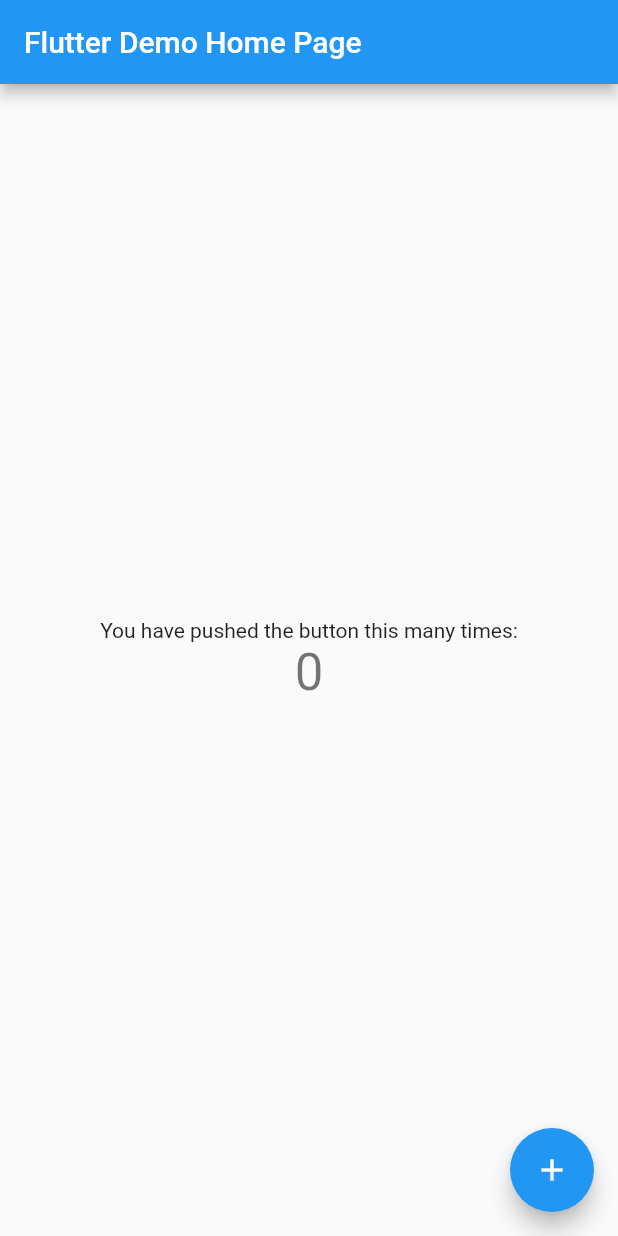
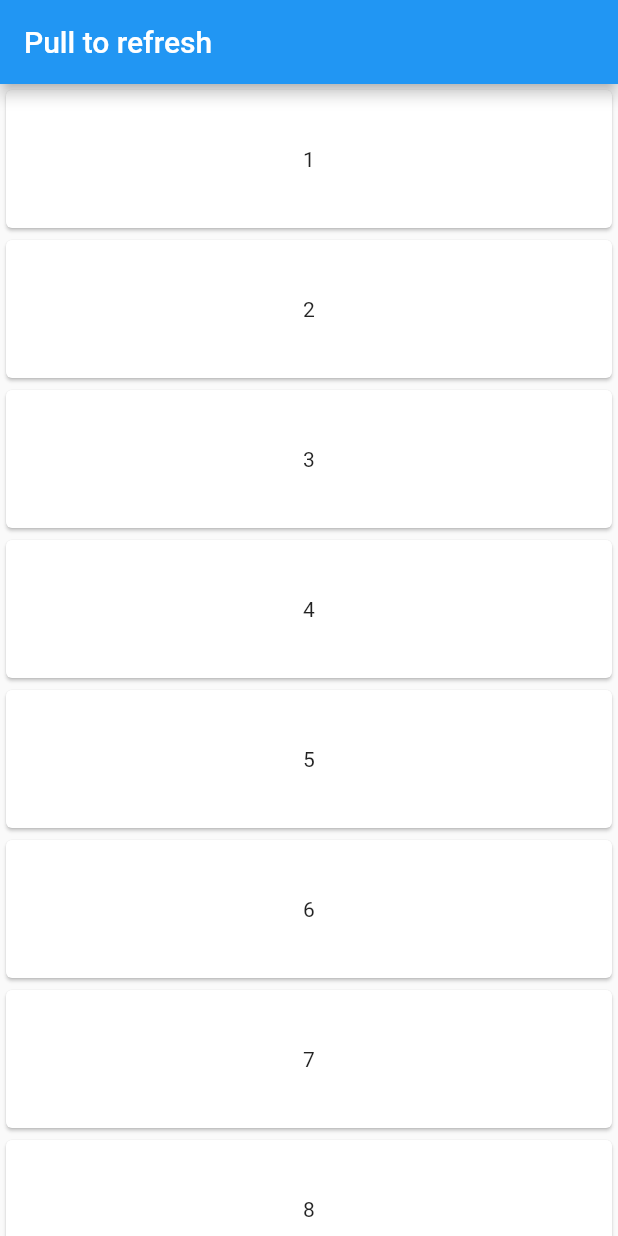
Before and after one commit to vietdhfpt/LearnFlutter, a Flutter app: the screen it shows after launch, on a phone screen of 412 x 824 dp. Run offline on Flutter 3.47's test engine with Material 2 defaults, Android fonts, the light colour scheme and no system bars; drawn by our look-alikes of pull_to_refresh.

Commit message:
Using pull to refresh

```diff
--- a/learn_flutter/lib/main.dart
+++ b/learn_flutter/lib/main.dart
@@ -1,4 +1,6 @@
+import 'package:flutter/cupertino.dart';
 import 'package:flutter/material.dart';
+import 'package:pull_to_refresh/pull_to_refresh.dart';
 
 void main() {
   runApp(MyApp());
@@ -11,108 +13,86 @@
     return MaterialApp(
       title: 'Flutter Demo',
       theme: ThemeData(
-        // This is the theme of your application.
-        //
-        // Try running your application with "flutter run". You'll see the
-        // application has a blue toolbar. Then, without quitting the app, try
-        // changing the primarySwatch below to Colors.green and then invoke
-        // "hot reload" (press "r" in the console where you ran "flutter run",
-        // or simply save your changes to "hot reload" in a Flutter IDE).
-        // Notice that the counter didn't reset back to zero; the application
-        // is not restarted.
         primarySwatch: Colors.blue,
-        // This makes the visual density adapt to the platform that you run
-        // the app on. For desktop platforms, the controls will be smaller and
-        // closer together (more dense) than on mobile platforms.
         visualDensity: VisualDensity.adaptivePlatformDensity,
       ),
-      home: MyHomePage(title: 'Flutter Demo Home Page'),
+      home: Mypage(),
     );
   }
 }
 
-class MyHomePage extends StatefulWidget {
-  MyHomePage({Key key, this.title}) : super(key: key);
-
-  // This widget is the home page of your application. It is stateful, meaning
-  // that it has a State object (defined below) that contains fields that affect
-  // how it looks.
-
-  // This class is the configuration for the state. It holds the values (in this
-  // case the title) provided by the parent (in this case the App widget) and
-  // used by the build method of the State. Fields in a Widget subclass are
-  // always marked "final".
-
-  final String title;
+class Mypage extends StatefulWidget {
+  Mypage({Key key}) : super(key: key);
 
   @override
-  _MyHomePageState createState() => _MyHomePageState();
+  _MypageState createState() => _MypageState();
 }
 
-class _MyHomePageState extends State<MyHomePage> {
-  int _counter = 0;
+class _MypageState extends State<Mypage> {
+  List<String> items = ["1", "2", "3", "4", "5", "6", "7", "8"];
+  RefreshController _refreshController =
+      RefreshController(initialRefresh: false);
 
-  void _incrementCounter() {
-    setState(() {
-      // This call to setState tells the Flutter framework that something has
-      // changed in this State, which causes it to rerun the build method below
-      // so that the display can reflect the updated values. If we changed
-      // _counter without calling setState(), then the build method would not be
-      // called again, and so nothing would appear to happen.
-      _counter++;
-    });
+  void _onRefresh() async {
+    // monitor network fetch
+    await Future.delayed(Duration(milliseconds: 1000));
+    // if failed,use refreshFailed()
+    _refreshController.refreshCompleted();
+  }
+
+  void _onLoading() async {
+    // monitor network fetch
+    await Future.delayed(Duration(milliseconds: 1000));
+    // if failed,use loadFailed(),if no data return,use LoadNodata()
+    items.add((items.length + 1).toString());
+    if (mounted)
+      setState(() {
+        print('Loading');
+      });
+    _refreshController.loadComplete();
   }
 
   @override
   Widget build(BuildContext context) {
-    // This method is rerun every time setState is called, for instance as done
-    // by the _incrementCounter method above.
-    //
-    // The Flutter framework has been optimized to make rerunning build methods
-    // fast, so that you can just rebuild anything that needs updating rather
-    // than having to individually change instances of widgets.
     return Scaffold(
       appBar: AppBar(
-        // Here we take the value from the MyHomePage object that was created by
-        // the App.build method, and use it to set our appbar title.
-        title: Text(widget.title),
+        title: Text('Pull to refresh'),
       ),
-      body: Center(
-        // Center is a layout widget. It takes a single child and positions it
-        // in the middle of the parent.
-        child: Column(
-          // Column is also a layout widget. It takes a list of children and
-          // arranges them vertically. By default, it sizes itself to fit its
-          // children horizontally, and tries to be as tall as its parent.
-          //
-          // Invoke "debug painting" (press "p" in the console, choose the
-          // "Toggle Debug Paint" action from the Flutter Inspector in Android
-          // Studio, or the "Toggle Debug Paint" command in Visual Studio Code)
-          // to see the wireframe for each widget.
-          //
-          // Column has various properties to control how it sizes itself and
-          // how it positions its children. Here we use mainAxisAlignment to
-          // center the children vertically; the main axis here is the vertical
-          // axis because Columns are vertical (the cross axis would be
-          // horizontal).
-          mainAxisAlignment: MainAxisAlignment.center,
-          children: <Widget>[
-            Text(
-              'You have pushed the button this many times:',
-            ),
-            Text(
-              '$_counter',
-              style: Theme.of(context).textTheme.headline4,
-            ),
-          ],
+      body: SafeArea(
+        child: SmartRefresher(
+          enablePullDown: true,
+          enablePullUp: true,
+          header: WaterDropHeader(),
+          footer: CustomFooter(
+            builder: (BuildContext context, LoadStatus mode) {
+              Widget body;
+              if (mode == LoadStatus.idle) {
+                body = Text("pull up load");
+              } else if (mode == LoadStatus.loading) {
+                body = CupertinoActivityIndicator();
+              } else if (mode == LoadStatus.failed) {
+                body = Text("Load Failed! Click retry!");
+              } else if (mode == LoadStatus.canLoading) {
+                body = Text("Load more");
+              } else {
+                body = Text("No more Data");
+              }
+              return Container(
+                height: 55.0,
+                child: Center(child: body),
+              );
+            },
+          ),
+          controller: _refreshController,
+          onRefresh: _onRefresh,
+          onLoading: _onLoading,
+          child: ListView.builder(
+            itemBuilder: (c, i) => Card(child: Center(child: Text(items[i]))),
+            itemExtent: 100.0,
+            itemCount: items.length,
+          ),
         ),
       ),
-      floatingActionButton: FloatingActionButton(
-        onPressed: _incrementCounter,
-        tooltip: 'Increment',
-        child: Icon(Icons.add),
-
-      ), // This trailing comma makes auto-formatting nicer for build methods.
     );
   }
 }
--- a/learn_flutter/pubspec.yaml
+++ b/learn_flutter/pubspec.yaml
@@ -28,6 +28,7 @@
   # The following adds the Cupertino Icons font to your application.
   # Use with the CupertinoIcons class for iOS style icons.
   cupertino_icons: ^0.1.3
+  pull_to_refresh: ^1.6.1
 
 dev_dependencies:
   flutter_test:
```
Also changed, not shown: learn_flutter/pubspec.lock, 2 other files.
